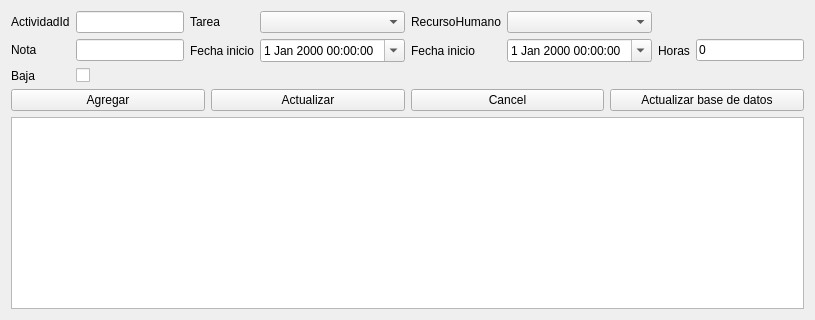
Old version of the form views/ui/actividad_form.ui in the repository CocoMarck/administracionDeActividades.
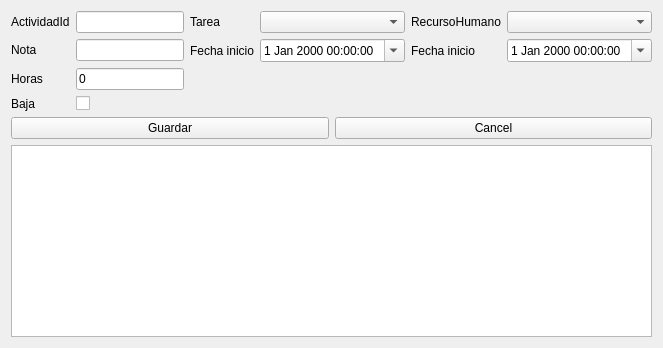
New version of the form.

```diff
--- a/views/ui/actividad_form.ui
+++ b/views/ui/actividad_form.ui
@@ -124,14 +124,14 @@
      
      
      <!-- horas -->
-     <item row="1" column="6">
+     <item row="2" column="0">
       <widget class="QLabel" name="label_hours">
        <property name="text"> <string>Horas</string> </property>
 
       </widget>
      </item>
      
-     <item row="1" column="7">
+     <item row="2" column="1">
       <widget class="QLineEdit" name="label_time_hours">
        <property name="text"> <string>0</string> </property>
        <property name="readOnly"> <bool>true</bool> </property>
@@ -141,7 +141,7 @@
 
 
     <!-- Fila 3: Baja -->
-     <item row="2" column="0">
+     <item row="3" column="0">
       <widget class="QLabel" name="label_soft_delete">
        <property name="text">
         <string>Baja</string>
@@ -149,7 +149,7 @@
       </widget>
      </item>
      
-     <item row="2" column="1">
+     <item row="3" column="1">
       <widget class="QCheckBox" name="checkbox_soft_delete">
       </widget>
      </item>
@@ -166,15 +166,7 @@
      <item>
       <widget class="QPushButton" name="button_add">
        <property name="text">
-        <string>Agregar</string>
-       </property>
-      </widget>
-     </item>
-     
-     <item>
-      <widget class="QPushButton" name="button_update">
-       <property name="text">
-        <string>Actualizar</string>
+        <string>Guardar</string>
        </property>
       </widget>
      </item>
@@ -184,16 +176,6 @@
        <property name="text"><string>Cancel</string></property>
       </widget>
      </item>
-     
-     <!-- Boton para actualizar base de datos-->
-     <item>
-      <widget class="QPushButton" name="button_update_database">
-       <property name="text">
-        <string>Actualizar base de datos</string>
-       </property>
-
-      </widget>
-     </item>
 
     </layout>
     </item>
```
Left out of the diff: 15 changed lines with no effect on the pictures.
